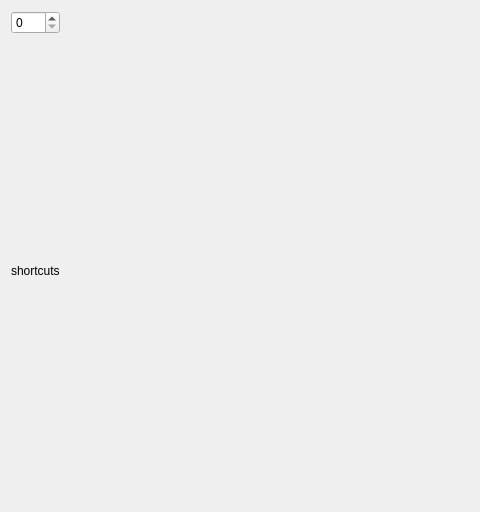
The window that Labeler/App/LabelerWindow/labeler.ui (kurtu5/Labeler) describes before a commit, drawn with Qt 5; both pictures show x 0 to 480 and y 0 to 512 of the 928 by 512 pixel window.
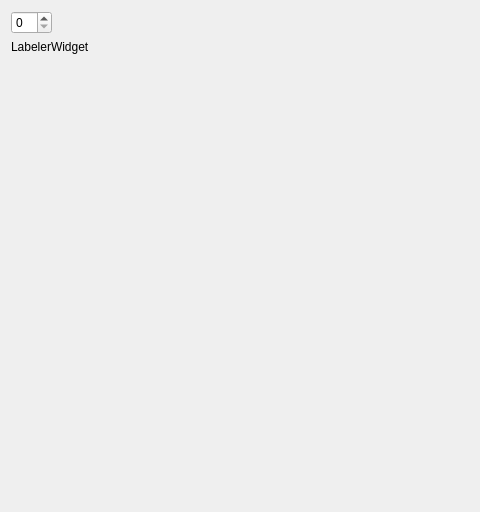
The same window after the commit.

What changed in the file:
```diff
--- a/Labeler/App/LabelerWindow/labeler.ui
+++ b/Labeler/App/LabelerWindow/labeler.ui
@@ -21,23 +21,43 @@
   </property>
   <layout class="QHBoxLayout" name="horizontalLayout">
    <item>
-    <layout class="QVBoxLayout" name="verticalLayout_3">
-     <item>
-      <widget class="QSpinBox" name="columns_choice"/>
+    <layout class="QVBoxLayout" name="leftColumn">
+     <item alignment="Qt::AlignTop">
+      <widget class="QSpinBox" name="columns_choice">
+       <property name="sizePolicy">
+        <sizepolicy hsizetype="Fixed" vsizetype="Fixed">
+         <horstretch>0</horstretch>
+         <verstretch>0</verstretch>
+        </sizepolicy>
+       </property>
+      </widget>
      </item>
      <item>
       <widget class="QLabel" name="label">
        <property name="sizePolicy">
-        <sizepolicy hsizetype="Fixed" vsizetype="Expanding">
+        <sizepolicy hsizetype="Fixed" vsizetype="Maximum">
          <horstretch>0</horstretch>
          <verstretch>0</verstretch>
         </sizepolicy>
        </property>
        <property name="text">
-        <string>shortcuts</string>
+        <string>LabelerWidget</string>
        </property>
       </widget>
      </item>
+     <item>
+      <spacer name="verticalSpacer">
+       <property name="orientation">
+        <enum>Qt::Vertical</enum>
+       </property>
+       <property name="sizeHint" stdset="0">
+        <size>
+         <width>20</width>
+         <height>40</height>
+        </size>
+       </property>
+      </spacer>
+     </item>
     </layout>
    </item>
    <item>
```
Left out of the diff: 2 changed lines with no effect on the pictures.
